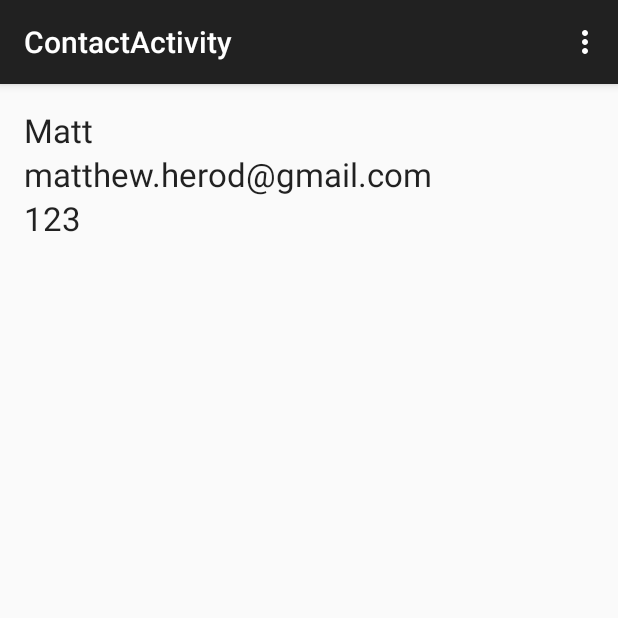
After one commit to mherod/Contacts-Android, an Android app: the ContactActivity screen opened directly, with no data from a screen before it, on a phone screen of 412 x 824 dp, the top half of it. The commit adds this screen. Run offline under Robolectric (Android 15) with nearby library versions, the phone set to English and light mode, and no system bars; 1 statement that could not run was skipped.

Commit message:
RecyclerView shows contacts, clicking opens the Contact in ContactActivity

```diff
--- a/app/src/main/java/co/herod/contacts/Contact.java
+++ b/app/src/main/java/co/herod/contacts/Contact.java
@@ -15,11 +15,17 @@ public class Contact implements Serializable {
     private String email;
     private String tel;
 
+    public Contact(String name, String email, String tel) {
+        this.name = name;
+        this.email = email;
+        this.tel = tel;
+    }
+
     public Contact(Cursor cursor) {
-        id = cursor.getInt(cursor.getColumnIndex(ContactTable.COLUMN_ID));
-        name = cursor.getString(cursor.getColumnIndex(ContactTable.COLUMN_NAME));
-        email = cursor.getString(cursor.getColumnIndex(ContactTable.COLUMN_EMAIL));
-        tel = cursor.getString(cursor.getColumnIndex(ContactTable.COLUMN_TEL));
+        this.id = cursor.getInt(cursor.getColumnIndex(ContactTable.COLUMN_ID));
+        this.name = cursor.getString(cursor.getColumnIndex(ContactTable.COLUMN_NAME));
+        this.email = cursor.getString(cursor.getColumnIndex(ContactTable.COLUMN_EMAIL));
+        this.tel = cursor.getString(cursor.getColumnIndex(ContactTable.COLUMN_TEL));
     }
 
     public int getId() {
@@ -40,7 +46,10 @@ public class Contact implements Serializable {
 
     public ContentValues exportContentValues() {
         ContentValues contentValues = new ContentValues();
-        contentValues.put(ContactTable.COLUMN_ID, id);
+        if (id > -1) {
+            // without an assigned id we expect the database will assign one
+            contentValues.put(ContactTable.COLUMN_ID, id);
+        }
         contentValues.put(ContactTable.COLUMN_NAME, name);
         contentValues.put(ContactTable.COLUMN_EMAIL, email);
         contentValues.put(ContactTable.COLUMN_TEL, tel);
--- /dev/null
+++ b/app/src/main/java/co/herod/contacts/ContactActivity.java
@@ -0,0 +1,71 @@
+package co.herod.contacts;
+
+import android.os.Bundle;
+import android.support.v7.app.ActionBarActivity;
+import android.view.Menu;
+import android.view.MenuItem;
+import android.widget.TextView;
+
+
+public class ContactActivity extends ActionBarActivity {
+
+    private ContactTable contactTable;
+
+    private Contact mContact;
+
+    private TextView mNameTextView;
+    private TextView mEmailTextView;
+    private TextView mTelTextView;
+
+    @Override
+    protected void onCreate(Bundle savedInstanceState) {
+        super.onCreate(savedInstanceState);
+        setContentView(R.layout.activity_contact);
+
+        mNameTextView = (TextView) findViewById(R.id.contactNameTextView);
+        mEmailTextView = (TextView) findViewById(R.id.contactEmailTextView);
+        mTelTextView = (TextView) findViewById(R.id.contactTelTextView);
+
+        contactTable = new ContactTable(this);
+        contactTable.open();
+
+        Bundle extras = getIntent().getExtras();
+        int contactId = extras.getInt("contactid");
+
+        mContact = contactTable.getContact(contactId);
+
+        mNameTextView.setText(mContact.getName());
+        mEmailTextView.setText(mContact.getEmail());
+        mTelTextView.setText(mContact.getTel());
+
+    }
+
+    @Override
+    protected void onStop() {
+        super.onStop();
+
+        contactTable.close();
+    }
+
+    @Override
+    public boolean onCreateOptionsMenu(Menu menu) {
+        // Inflate the menu; this adds items to the action bar if it is present.
+        getMenuInflater().inflate(R.menu.menu_contact, menu);
+        return true;
+    }
+
+    @Override
+    public boolean onOptionsItemSelected(MenuItem item) {
+        // Handle action bar item clicks here. The action bar will
+        // automatically handle clicks on the Home/Up button, so long
+        // as you specify a parent activity in AndroidManifest.xml.
+        int id = item.getItemId();
+
+        //noinspection SimplifiableIfStatement
+        if (id == R.id.action_settings) {
+            return true;
+        }
+
+        return super.onOptionsItemSelected(item);
+    }
+}
--- a/app/src/main/java/co/herod/contacts/ContactListFragment.java
+++ b/app/src/main/java/co/herod/contacts/ContactListFragment.java
@@ -38,9 +38,7 @@ public class ContactListFragment extends Fragment {
         contactTable = new ContactTable(getActivity());
 
         contactListUpdateReceiver = new ContactListUpdateReceiver();
-        contactListAdapter = new ContactListAdapter(contactTable);
-
-        // TODO: populate feed
+        contactListAdapter = new ContactListAdapter(getActivity(), contactTable);
     }
 
     @Override
@@ -73,6 +71,7 @@ public class ContactListFragment extends Fragment {
         Log.d(TAG, "onResume");
 
         contactTable.open();
+        contactTable.updateContact(new Contact("Matt", "matthew.herod@gmail.com", "123"));
         contactListAdapter.refresh();
 
         IntentFilter intentFilter = new IntentFilter("co.herod.contacts.LIST_UPDATE");
--- a/app/src/main/java/co/herod/contacts/ContactTable.java
+++ b/app/src/main/java/co/herod/contacts/ContactTable.java
@@ -58,6 +58,22 @@ public class ContactTable {
         return db.replace(TABLE, null, contact.exportContentValues());
     }
 
+    public Contact getContact(int id) {
+        Cursor cursor = db.query(
+                TABLE,
+                COLUMNS,
+                COLUMN_ID + "=?",
+                new String[] { String.valueOf(id) },
+                null,
+                null,
+                null,
+                null
+        );
+        cursor.moveToFirst();
+
+        return new Contact(cursor);
+    }
+
     public List<Contact> getContactList() {
         Cursor cursor = db.query(
                 TABLE,
--- a/app/src/main/java/co/herod/contacts/MainActivity.java
+++ b/app/src/main/java/co/herod/contacts/MainActivity.java
@@ -88,7 +88,7 @@ public class MainActivity extends ActionBarActivity {
         @Override
         public int getCount() {
             // Show 3 total pages.
-            return 3;
+            return 1;
         }
 
         @Override
--- /dev/null
+++ b/app/src/main/res/layout/activity_contact.xml
@@ -0,0 +1,38 @@
+<RelativeLayout xmlns:android="http://schemas.android.com/apk/res/android"
+    xmlns:tools="http://schemas.android.com/tools" android:layout_width="match_parent"
+    android:layout_height="match_parent" android:paddingLeft="@dimen/activity_horizontal_margin"
+    android:paddingRight="@dimen/activity_horizontal_margin"
+    android:paddingTop="@dimen/activity_vertical_margin"
+    android:paddingBottom="@dimen/activity_vertical_margin"
+    tools:context="co.herod.contacts.ContactActivity">
+
+    <TextView
+        android:layout_width="wrap_content"
+        android:layout_height="wrap_content"
+        android:textAppearance="?android:attr/textAppearanceLarge"
+        android:text="Large Text"
+        android:id="@+id/contactNameTextView"
+        android:layout_alignParentTop="true"
+        android:layout_alignParentLeft="true"
+        android:layout_alignParentStart="true" />
+
+    <TextView
+        android:layout_width="wrap_content"
+        android:layout_height="wrap_content"
+        android:textAppearance="?android:attr/textAppearanceLarge"
+        android:text="Large Text"
+        android:id="@+id/contactEmailTextView"
+        android:layout_below="@+id/contactNameTextView"
+        android:layout_alignParentLeft="true"
+        android:layout_alignParentStart="true" />
+
+    <TextView
+        android:layout_width="wrap_content"
+        android:layout_height="wrap_content"
+        android:textAppearance="?android:attr/textAppearanceLarge"
+        android:text="Large Text"
+        android:id="@+id/contactTelTextView"
+        android:layout_below="@+id/contactEmailTextView"
+        android:layout_alignParentLeft="true"
+        android:layout_alignParentStart="true" />
+</RelativeLayout>
--- a/app/src/main/res/layout/contact_list_item.xml
+++ b/app/src/main/res/layout/contact_list_item.xml
@@ -10,5 +10,5 @@
         android:layout_height="wrap_content"
         android:textAppearance="?android:attr/textAppearanceMedium"
         android:text="Contact Name"
-        android:id="@+id/contact_name_textview" />
+        android:id="@+id/contactNameTextView" />
 </LinearLayout>
--- /dev/null
+++ b/app/src/main/res/menu/menu_contact.xml
@@ -0,0 +1,7 @@
+<menu xmlns:android="http://schemas.android.com/apk/res/android"
+    xmlns:app="http://schemas.android.com/apk/res-auto"
+    xmlns:tools="http://schemas.android.com/tools"
+    tools:context="co.herod.contacts.ContactActivity">
+    <item android:id="@+id/action_settings" android:title="@string/action_settings"
+        android:orderInCategory="100" app:showAsAction="never" />
+</menu>
--- a/app/src/main/res/values/strings.xml
+++ b/app/src/main/res/values/strings.xml
@@ -8,4 +8,5 @@
     <string name="hello_world">Hello world!</string>
 
     <string name="action_settings">Settings</string>
+    <string name="title_activity_contact">ContactActivity</string>
 </resources>
```
Also changed, not shown: app/src/main/AndroidManifest.xml (+6 -1 lines), app/src/main/java/co/herod/contacts/ContactListAdapter.java (+9 -5 lines).
